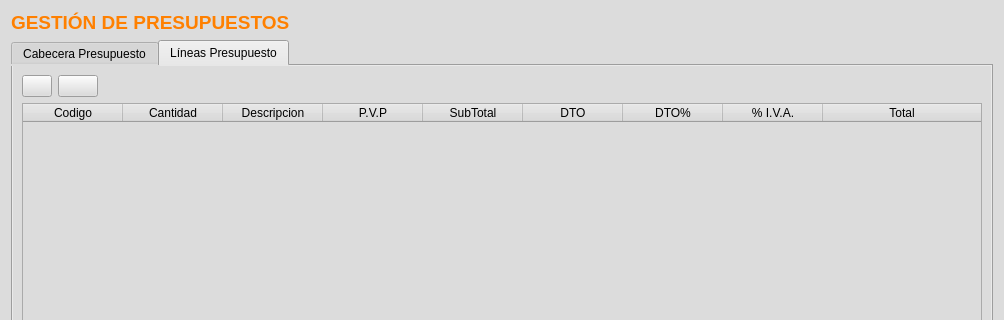
Qt form frmpresupuestoscli.ui (arcnexus/RedFoX) before a commit; both pictures show x 0 to 1004 and y 0 to 320 of the 1004 by 514 pixel window.
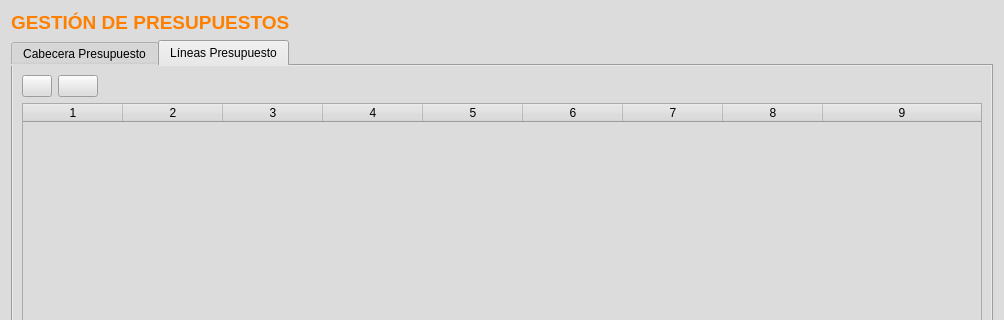
The same form after that commit. The open tabs and pages were chosen to show the change. Icons and pictures are not drawn.

The edit to the form file:
```diff
--- a/frmpresupuestoscli.ui
+++ b/frmpresupuestoscli.ui
@@ -1970,91 +1970,6 @@
        <string>Líneas Presupuesto</string>
       </attribute>
       <layout class="QGridLayout" name="gridLayout_3">
-       <item row="1" column="0" colspan="3">
-        <widget class="QTableWidget" name="Lineas">
-         <property name="horizontalScrollBarPolicy">
-          <enum>Qt::ScrollBarAsNeeded</enum>
-         </property>
-         <property name="alternatingRowColors">
-          <bool>true</bool>
-         </property>
-         <property name="selectionMode">
-          <enum>QAbstractItemView::SingleSelection</enum>
-         </property>
-         <property name="selectionBehavior">
-          <enum>QAbstractItemView::SelectItems</enum>
-         </property>
-         <property name="gridStyle">
-          <enum>Qt::DotLine</enum>
-         </property>
-         <property name="cornerButtonEnabled">
-          <bool>true</bool>
-         </property>
-         <attribute name="horizontalHeaderCascadingSectionResizes">
-          <bool>false</bool>
-         </attribute>
-         <attribute name="horizontalHeaderMinimumSectionSize">
-          <number>100</number>
-         </attribute>
-         <attribute name="horizontalHeaderShowSortIndicator" stdset="0">
-          <bool>false</bool>
-         </attribute>
-         <attribute name="horizontalHeaderStretchLastSection">
-          <bool>true</bool>
-         </attribute>
-         <attribute name="verticalHeaderCascadingSectionResizes">
-          <bool>false</bool>
-         </attribute>
-         <attribute name="verticalHeaderStretchLastSection">
-          <bool>false</bool>
-         </attribute>
-         <column>
-          <property name="text">
-           <string>Codigo</string>
-          </property>
-         </column>
-         <column>
-          <property name="text">
-           <string>Cantidad</string>
-          </property>
-         </column>
-         <column>
-          <property name="text">
-           <string>Descripcion</string>
-          </property>
-         </column>
-         <column>
-          <property name="text">
-           <string>P.V.P</string>
-          </property>
-         </column>
-         <column>
-          <property name="text">
-           <string>SubTotal</string>
-          </property>
-         </column>
-         <column>
-          <property name="text">
-           <string>DTO</string>
-          </property>
-         </column>
-         <column>
-          <property name="text">
-           <string>DTO%</string>
-          </property>
-         </column>
-         <column>
-          <property name="text">
-           <string>% I.V.A.</string>
-          </property>
-         </column>
-         <column>
-          <property name="text">
-           <string>Total</string>
-          </property>
-         </column>
-        </widget>
-       </item>
        <item row="0" column="2">
         <spacer name="horizontalSpacer_2">
          <property name="orientation">
@@ -2130,6 +2045,31 @@
          </property>
         </widget>
        </item>
+       <item row="1" column="0" colspan="3">
+        <widget class="QTableWidget" name="tableWidget">
+         <property name="gridStyle">
+          <enum>Qt::DotLine</enum>
+         </property>
+         <property name="cornerButtonEnabled">
+          <bool>false</bool>
+         </property>
+         <property name="columnCount">
+          <number>9</number>
+         </property>
+         <attribute name="horizontalHeaderStretchLastSection">
+          <bool>true</bool>
+         </attribute>
+         <column/>
+         <column/>
+         <column/>
+         <column/>
+         <column/>
+         <column/>
+         <column/>
+         <column/>
+         <column/>
+        </widget>
+       </item>
       </layout>
      </widget>
     </widget>
```
